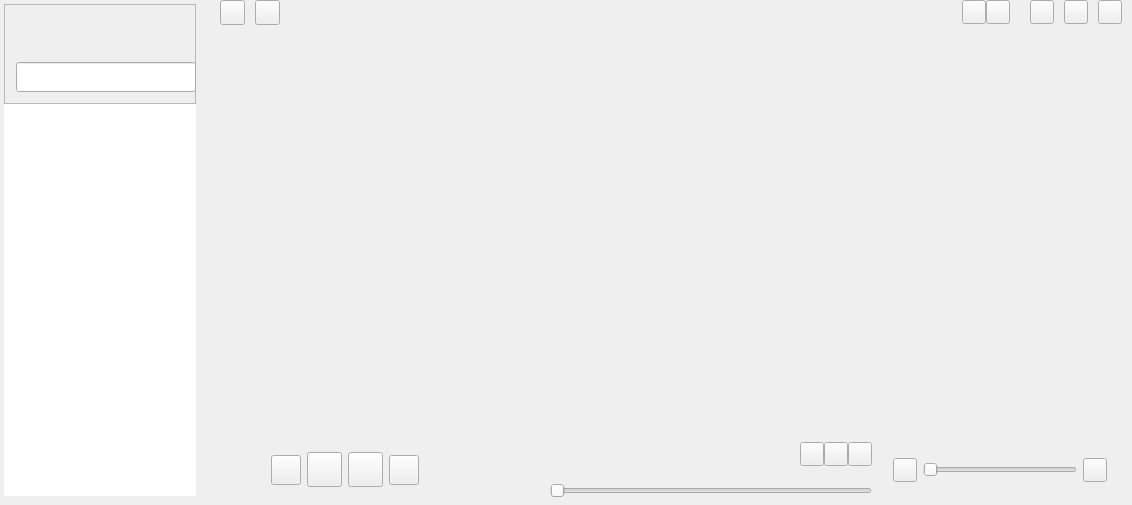
First picture: the form in src/xamp/xamp.ui, repository billlin0904/xamp2, before the edit.
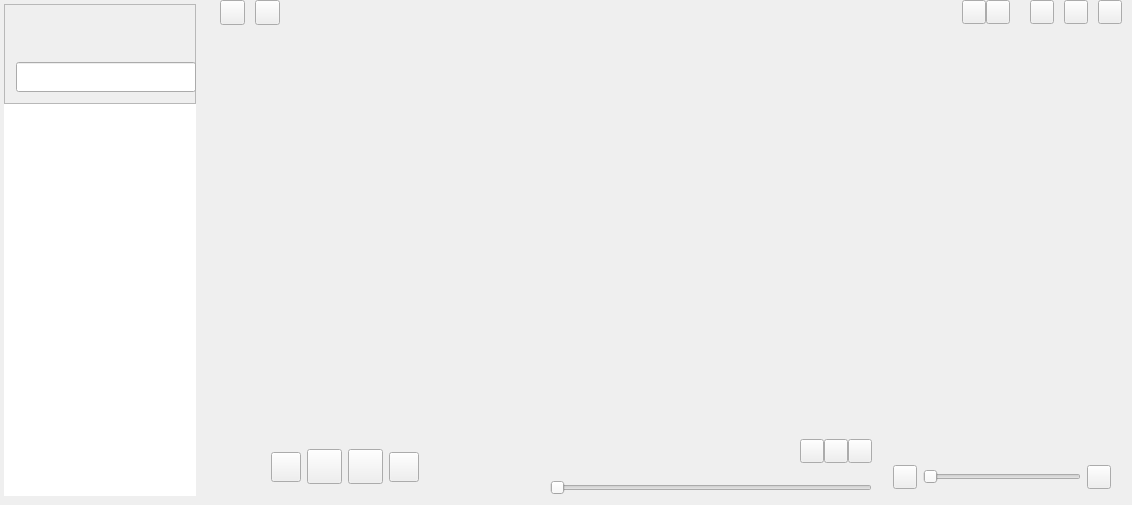
Second picture: the form after the edit. Custom widgets are drawn as their Qt base class.

What changed in the file:
```diff
--- a/src/xamp/xamp.ui
+++ b/src/xamp/xamp.ui
@@ -166,10 +166,19 @@
      <property name="frameShadow">
       <enum>QFrame::Raised</enum>
      </property>
+     <layout class="QVBoxLayout" name="verticalLayout_4">
+      <item>
+       <widget class="QLabel" name="hardwareVolumeControlLabel">
+        <property name="text">
+         <string/>
+        </property>
+        <property name="alignment">
+         <set>Qt::AlignCenter</set>
+        </property>
+       </widget>
+      </item>
+      <item>
      <layout class="QHBoxLayout" name="horizontalLayout_3">
-      <property name="rightMargin">
-       <number>15</number>
-      </property>
       <item>
        <widget class="QToolButton" name="selectDeviceButton">
         <property name="minimumSize">
@@ -236,6 +245,8 @@
          </size>
         </property>
        </spacer>
+        </item>
+       </layout>
       </item>
      </layout>
     </widget>
```
Lines whose indentation alone changed are shown as unchanged.
